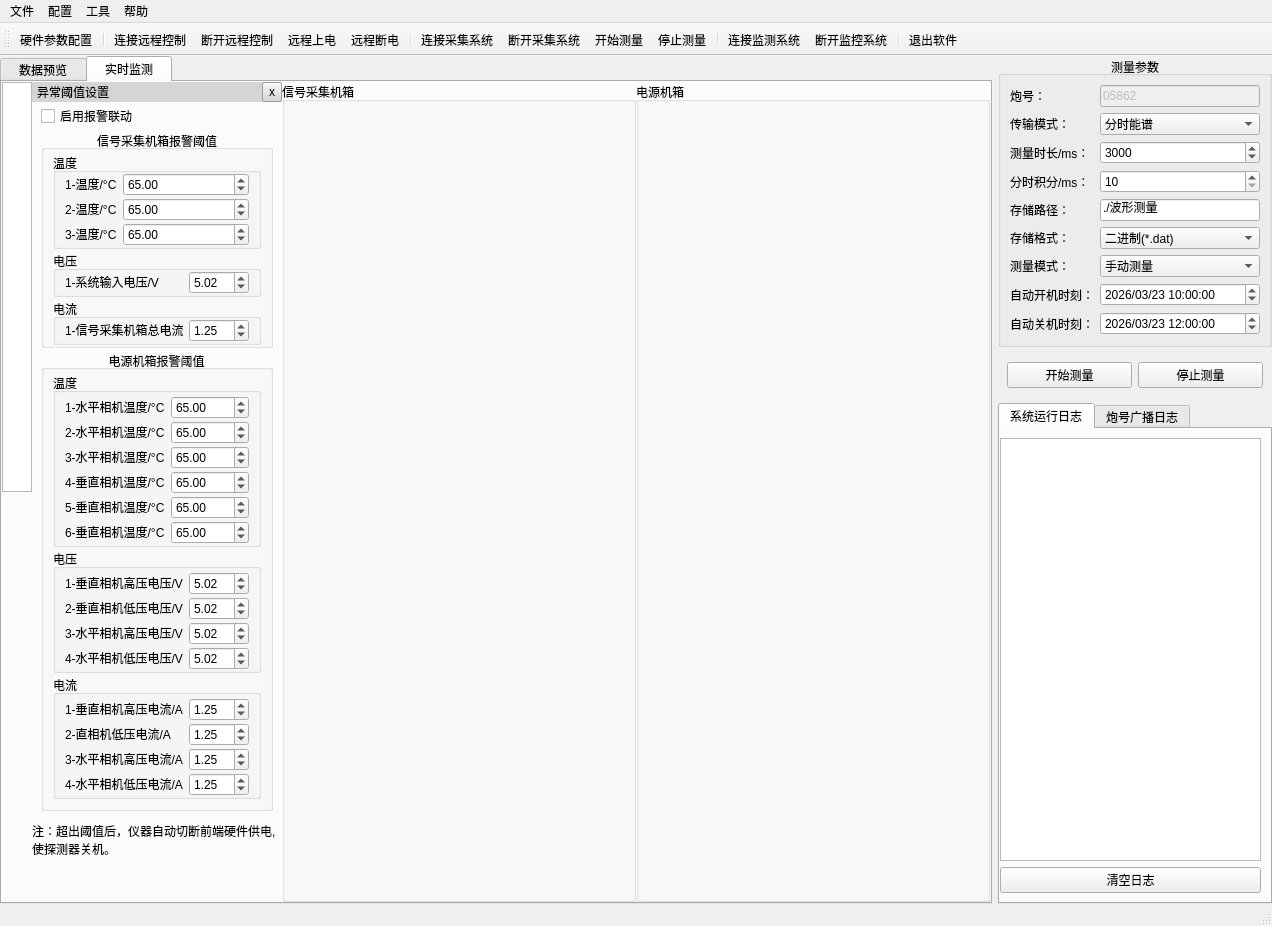
This is mainwindow.ui in MrXiaomao/HardXrayCamera as Qt 5 draws it before an edit. The edited form follows.
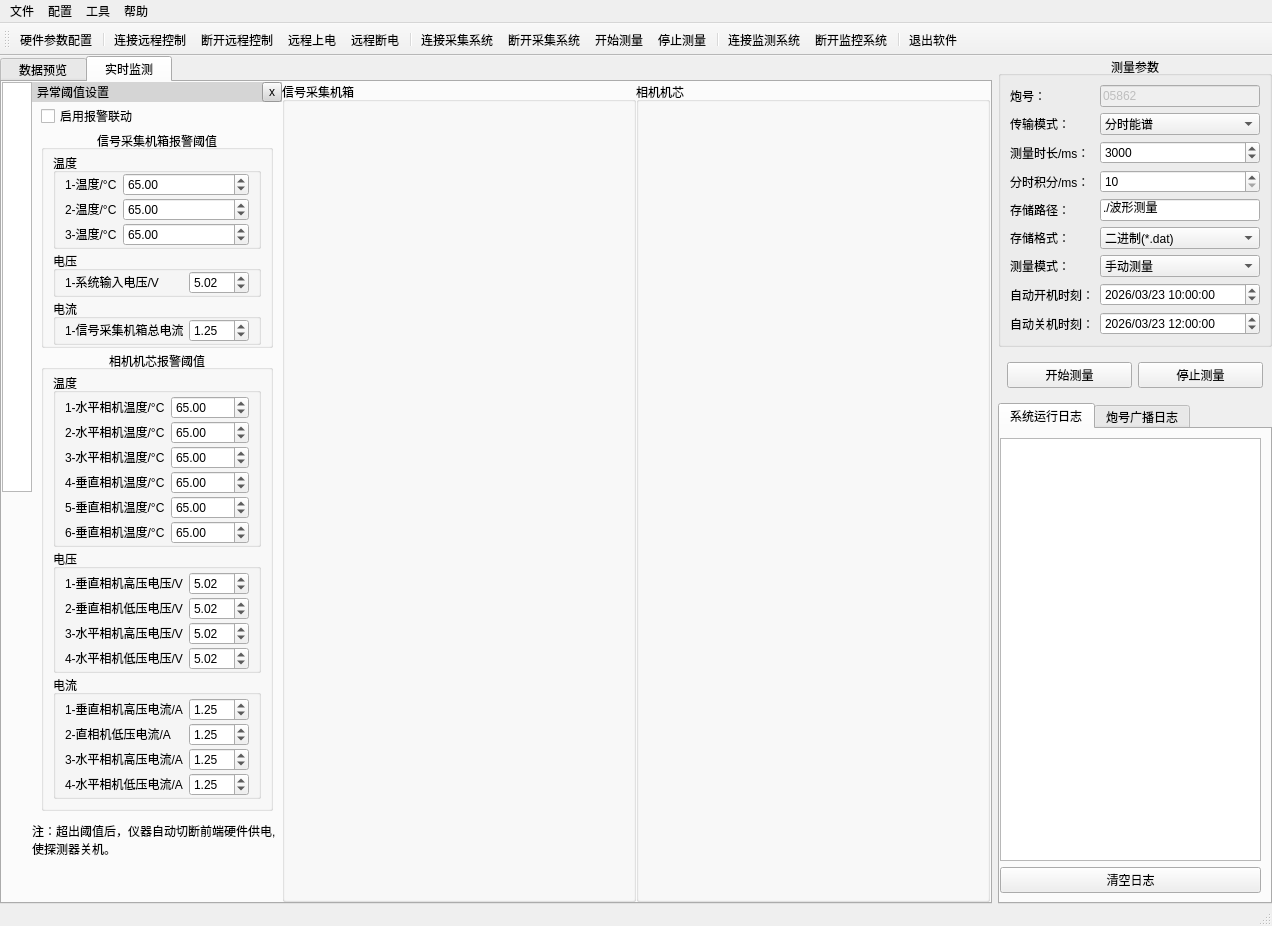
This is the edited form. The open tabs and pages were chosen to show the change. Icons and pictures are not drawn. Custom widgets are drawn as their Qt base class.

Patch:
```diff
--- a/mainwindow.ui
+++ b/mainwindow.ui
@@ -1050,7 +1050,7 @@
                      <item row="2" column="0">
                       <widget class="QGroupBox" name="groupBox_4">
                        <property name="title">
-                        <string>电源机箱报警阈值</string>
+                        <string>相机机芯报警阈值</string>
                        </property>
                        <property name="alignment">
                         <set>Qt::AlignCenter</set>
@@ -1681,7 +1681,7 @@
               <item>
                <widget class="QGroupBox" name="groupBox_arm2">
                 <property name="title">
-                 <string>电源机箱</string>
+                 <string>相机机芯</string>
                 </property>
                 <layout class="QVBoxLayout" name="verticalLayout_8">
                  <property name="spacing">
```
Left out of the diff: 16 changed lines with no effect on the pictures.
